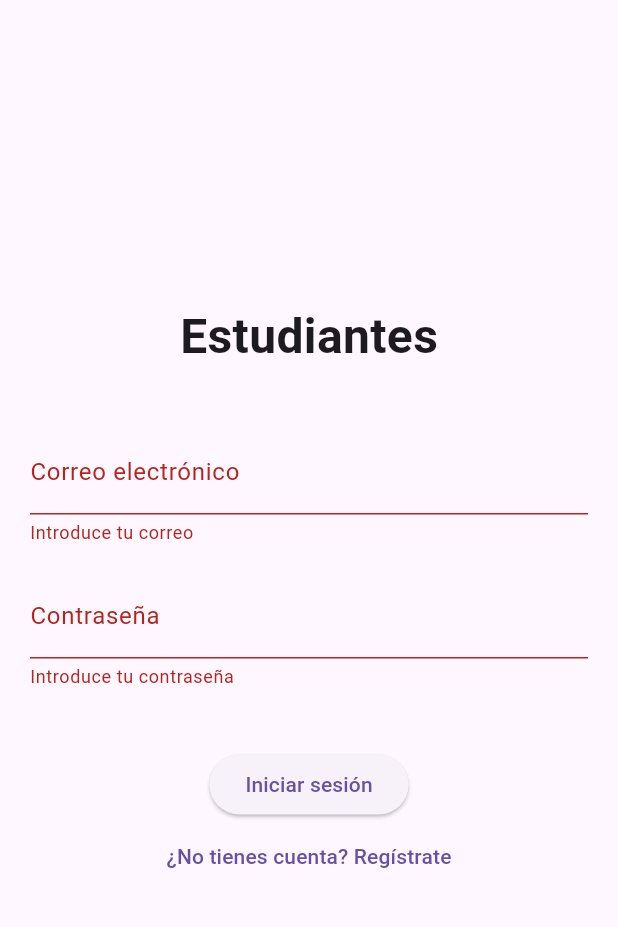
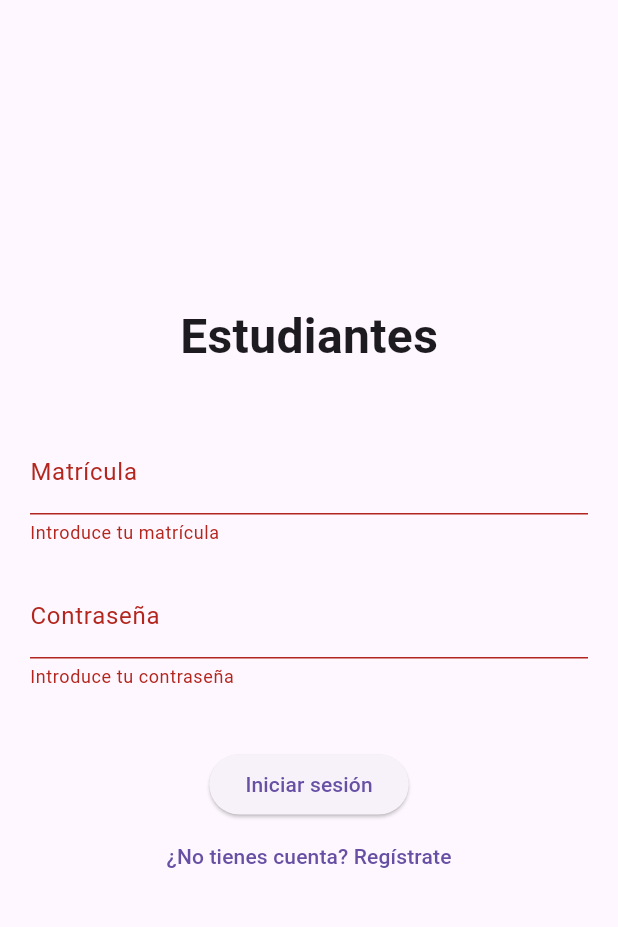
Before and after one commit to robecm/FaceCheck-UANL-Frontend, a Flutter app: the StudentLoginScreen screen opened by its route, after a tap on "Iniciar sesión", on a phone screen of 412 x 824 dp, the part 63-990 px from its top. Run offline on Flutter 3.47's test engine with Material 3 defaults, Android fonts, the phone set to English and light mode, and no system bars.

Commit message:
Added connection to the REST API and student login logic

```diff
--- a/lib/main.dart
+++ b/lib/main.dart
@@ -1,8 +1,8 @@
 import 'package:flutter/material.dart';
 import 'screens/splash_screen.dart';
 import 'screens/login_selection.dart';
-import 'student_login_screen.dart';
-import 'teacher_login_screen.dart';
+import 'screens/student_login_screen.dart';
+import 'screens/teacher_login_screen.dart';
 
 void main() {
 
--- /dev/null
+++ b/lib/models/login_response.dart
@@ -0,0 +1,25 @@
+class LoginResponse {
+  final bool success;
+  final String? message;
+  final String? error;
+  final int statusCode;
+  final String? faceImg;
+
+  LoginResponse({
+    required this.success,
+    this.message,
+    this.error,
+    required this.statusCode,
+    this.faceImg,
+  });
+
+  factory LoginResponse.fromJson(Map<String, dynamic> json) {
+    return LoginResponse(
+      success: json['success'] ?? false,
+      message: json['data']?['message'],
+      error: json['error'] ?? '',
+      statusCode: json['status_code'] ?? 500,  // Default to 500 if null
+      faceImg: json['data']?['face_img'],
+    );
+  }
+}
--- a/lib/student_login_screen.dart
+++ b/lib/screens/student_login_screen.dart
@@ -1,4 +1,6 @@
 import 'package:flutter/material.dart';
+import '../services/api_service.dart';
+import '../models/login_response.dart';
 
 class StudentLoginScreen extends StatefulWidget {
   const StudentLoginScreen({super.key});
@@ -9,18 +11,49 @@ class StudentLoginScreen extends StatefulWidget {
 
 class StudentLoginScreenState extends State<StudentLoginScreen> {
   final _formKey = GlobalKey<FormState>();
-  String _email = '';
+  final ApiService apiService = ApiService();
+  bool isLoading = false;
+
+  String _matnum = '';
   String _password = '';
 
-  void _submit() {
+  void _submit() async {
     if (_formKey.currentState != null && _formKey.currentState!.validate()) {
       _formKey.currentState!.save();
 
-      // TODO Login logic
-      print('Email: $_email, Password: $_password');
+      setState(() {
+        isLoading = true;
+      });
 
+      try {
+        LoginResponse response = await apiService.login(_matnum, _password);
 
-      Navigator.pushReplacementNamed(context, '/home');
+        setState(() {
+          isLoading = false;
+        });
+
+        if (response.success) {
+          // Navigate to home if login is successful
+          Navigator.pushReplacementNamed(context, '/home');
+          ScaffoldMessenger.of(context).showSnackBar(
+            SnackBar(content: Text(response.message ?? 'Inicio de sesión exitoso')),
+          );
+        } else {
+          // Show error message if login fails
+          ScaffoldMessenger.of(context).showSnackBar(
+            SnackBar(content: Text(response.error ?? 'Credenciales incorrectas')),
+          );
+        }
+      } catch (e) {
+        setState(() {
+          isLoading = false;
+        });
+
+        // Show error if API call fails
+        ScaffoldMessenger.of(context).showSnackBar(
+          SnackBar(content: Text('Error al conectar con el servidor: $e')),
+        );
+      }
     }
   }
 
@@ -46,19 +79,19 @@ class StudentLoginScreenState extends State<StudentLoginScreen> {
                   ),
                   SizedBox(height: 40),
                   TextFormField(
-                    decoration: InputDecoration(labelText: 'Correo electrónico'),
-                    keyboardType: TextInputType.emailAddress,
+                    decoration: InputDecoration(labelText: 'Matrícula'),
+                    keyboardType: TextInputType.number,
                     validator: (value) {
                       if (value == null || value.isEmpty) {
-                        return 'Introduce tu correo';
+                        return 'Introduce tu matrícula';
                       }
-                      if (!value.contains('@')) {
-                        return 'Introduce un correo válido';
+                      if (value.length != 7 || int.tryParse(value) == null) {
+                        return 'Introduce una matrícula válida de 7 dígitos';
                       }
                       return null;
                     },
                     onSaved: (value) {
-                      _email = value!;
+                      _matnum = value!;
                     },
                   ),
                   SizedBox(height: 20),
@@ -79,7 +112,9 @@ class StudentLoginScreenState extends State<StudentLoginScreen> {
                     },
                   ),
                   SizedBox(height: 40),
-                  ElevatedButton(
+                  isLoading
+                      ? CircularProgressIndicator()
+                      : ElevatedButton(
                     onPressed: _submit,
                     child: Text('Iniciar sesión'),
                   ),
@@ -90,11 +125,11 @@ class StudentLoginScreenState extends State<StudentLoginScreen> {
                     child: Text('¿No tienes cuenta? Regístrate'),
                   ),
                 ],
-              )
+              ),
             ),
           ),
         ),
-      )
+      ),
     );
   }
 }
```
Also changed, not shown: lib/services/api_service.dart (added, +22 -0 lines), lib/screens/teacher_login_screen.dart (renamed from lib/teacher_login_screen.dart), 1 other file.
